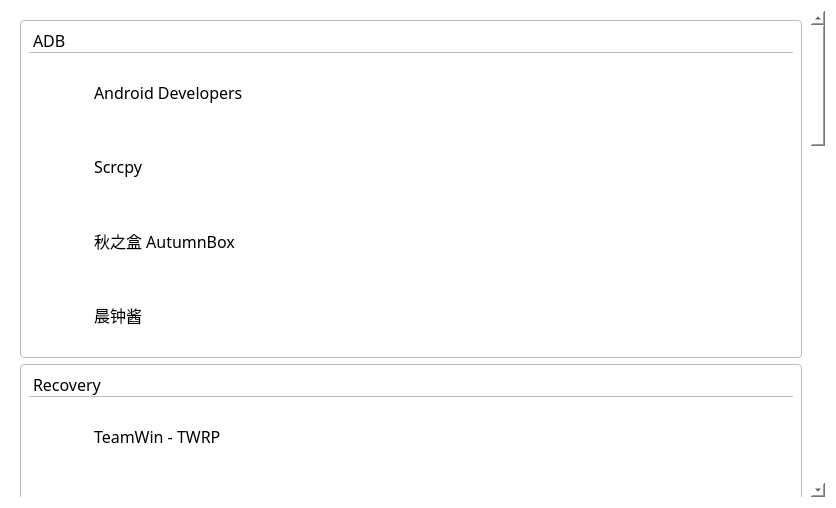
Old version of the form QtAdb/sonPages/links.ui in the repository LapplandSP/QtAdb.
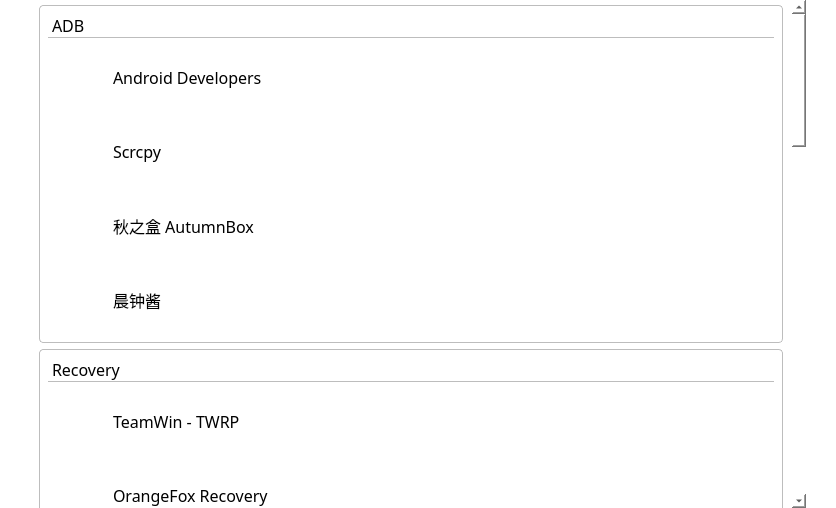
New version of the form. Icons and pictures are not drawn.

What changed in the file:
```diff
--- a/QtAdb/sonPages/links.ui
+++ b/QtAdb/sonPages/links.ui
@@ -18,6 +18,18 @@
 /*background-color: qlineargradient(spread:pad, x1:0, y1:0, x2:1, y2:1, stop:0 rgba(238, 154, 229, 255), stop:1 rgba(89, 97, 249, 255));*/</string>
   </property>
   <layout class="QVBoxLayout" name="verticalLayout_2">
+   <property name="leftMargin">
+    <number>30</number>
+   </property>
+   <property name="topMargin">
+    <number>0</number>
+   </property>
+   <property name="rightMargin">
+    <number>30</number>
+   </property>
+   <property name="bottomMargin">
+    <number>0</number>
+   </property>
    <item>
     <widget class="QScrollArea" name="scrollArea">
      <property name="styleSheet">
@@ -30,12 +42,18 @@
       <property name="geometry">
        <rect>
         <x>0</x>
-        <y>-1495</y>
-        <width>797</width>
-        <height>1981</height>
+        <y>0</y>
+        <width>759</width>
+        <height>1969</height>
        </rect>
       </property>
       <layout class="QVBoxLayout" name="verticalLayout">
+       <property name="topMargin">
+        <number>5</number>
+       </property>
+       <property name="bottomMargin">
+        <number>5</number>
+       </property>
        <item>
         <widget class="QWidget" name="widget_11" native="true">
          <property name="styleSheet">
@@ -51,7 +69,7 @@
              </font>
             </property>
             <property name="styleSheet">
-             <string notr="true">background-color:rgba(255,255,255,0.8);border-radius:0px;border:0px;border-bottom:1px solid #BDBDBD;</string>
+             <string notr="true">background-color:rgba(255,255,255,0);border-radius:0px;border:0px;border-bottom:1px solid #BDBDBD;</string>
             </property>
             <property name="text">
              <string>ADB</string>
@@ -67,7 +85,7 @@
              </sizepolicy>
             </property>
             <property name="styleSheet">
-             <string notr="true">background-color:rgba(255,255,255,0.8);border-radius:4px;border:0px solid #BDBDBD;</string>
+             <string notr="true">background-color:rgba(255,255,255,0);border-radius:4px;border:0px solid #BDBDBD;</string>
             </property>
             <layout class="QHBoxLayout" name="horizontalLayout_15">
              <item>
@@ -85,7 +103,8 @@
                 </size>
                </property>
                <property name="styleSheet">
-                <string notr="true">border:0px;image:url(:/linkIcons/image/webicons/android.png);</string>
+                <string notr="true">border:0px;image:url(:/linkIcons/image/webicons/android.png);border-radius:4px;
+background-color: rgba(255, 255, 255, 0);</string>
                </property>
                <property name="text">
                 <string/>
@@ -138,7 +157,7 @@
              </sizepolicy>
             </property>
             <property name="styleSheet">
-             <string notr="true">background-color:rgba(255,255,255,0.8);border-radius:4px;border:0px solid #BDBDBD;</string>
+             <string notr="true">background-color:rgba(255,255,255,0);border-radius:4px;border:0px solid #BDBDBD;</string>
             </property>
             <layout class="QHBoxLayout" name="horizontalLayout_2">
              <item>
@@ -209,7 +228,7 @@
              </sizepolicy>
             </property>
             <property name="styleSheet">
-             <string notr="true">background-color:rgba(255,255,255,0.8);border-radius:4px;border:0px solid #BDBDBD;</string>
+             <string notr="true">background-color:rgba(255,255,255,0);border-radius:4px;border:0px solid #BDBDBD;</string>
             </property>
             <layout class="QHBoxLayout" name="horizontalLayout_4">
              <item>
@@ -283,7 +302,7 @@
              </sizepolicy>
             </property>
             <property name="styleSheet">
-             <string notr="true">background-color:rgba(255,255,255,0.8);border-radius:4px;border:0px solid #BDBDBD;</string>
+             <string notr="true">background-color:rgba(255,255,255,0);border-radius:4px;border:0px solid #BDBDBD;</string>
             </property>
             <layout class="QHBoxLayout" name="horizontalLayout_5">
              <item>
@@ -301,7 +320,8 @@
                 </size>
                </property>
                <property name="styleSheet">
-                <string notr="true">border:0px;image:url(:/linkIcons/image/webicons/jamcz.png);</string>
+                <string notr="true">border:0px;image:url(:/linkIcons/image/webicons/jamcz.png);border-radius:4px;
+background-color: rgba(255, 255, 255, 0);</string>
                </property>
                <property name="text">
                 <string/>
@@ -366,7 +386,7 @@
              </font>
             </property>
             <property name="styleSheet">
-             <string notr="true">background-color:rgba(255,255,255,0.8);border-radius:0px;border:0px;border-bottom:1px solid #BDBDBD;</string>
+             <string notr="true">background-color:rgba(255,255,255,0);border-radius:0px;border:0px;border-bottom:1px solid #BDBDBD;</string>
             </property>
             <property name="text">
              <string>Recovery</string>
@@ -382,7 +402,7 @@
              </sizepolicy>
             </property>
             <property name="styleSheet">
-             <string notr="true">background-color:rgba(255,255,255,0.8);border-radius:4px;border:0px solid #BDBDBD;</string>
+             <string notr="true">background-color:rgba(255,255,255,0);border-radius:4px;border:0px solid #BDBDBD;</string>
             </property>
             <layout class="QHBoxLayout" name="horizontalLayout_10">
              <item>
@@ -453,7 +473,7 @@
              </sizepolicy>
             </property>
             <property name="styleSheet">
-             <string notr="true">background-color:rgba(255,255,255,0.8);border-radius:4px;border:0px solid #BDBDBD;</string>
+             <string notr="true">background-color:rgba(255,255,255,0);border-radius:4px;border:0px solid #BDBDBD;</string>
             </property>
             <layout class="QHBoxLayout" name="horizontalLayout_11">
              <item>
```
Left out of the diff: 36 changed lines with no effect on the pictures.
